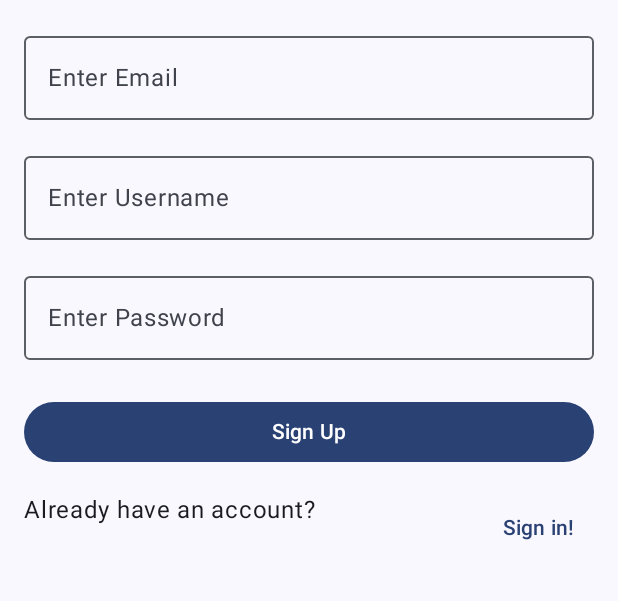
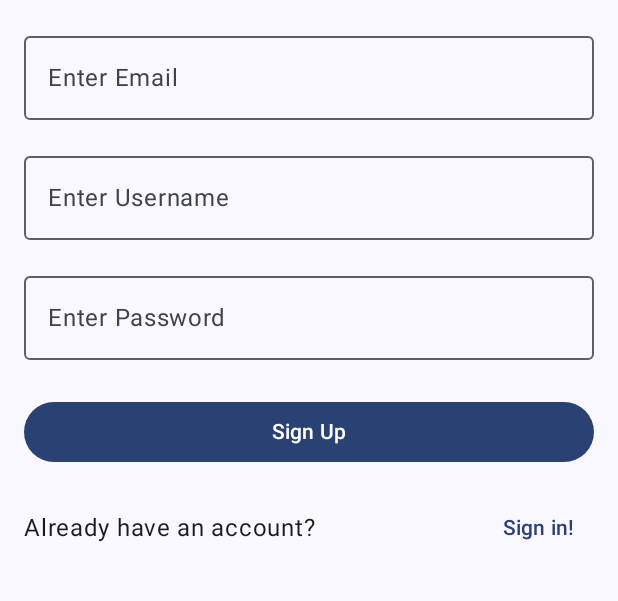
Before and after one commit to andrewvt97/Top-Ten-Trivia, an Android app built with Jetpack Compose: the screen it shows after launch (MainActivity), after a tap on "Sign up!", on a phone screen of 412 x 824 dp, the part 363-964 px from its top. Run offline under Robolectric (Android 15) with nearby library versions, the phone set to English and light mode, and no system bars; our stand-ins replace Room's generated code; 1 other tap on this screen came first.

Commit message:
Clean up small bug

```diff
--- a/app/src/main/java/com/example/toptentrivia/MainActivity.kt
+++ b/app/src/main/java/com/example/toptentrivia/MainActivity.kt
@@ -21,11 +21,7 @@ class MainActivity : ComponentActivity() {
     @RequiresApi(Build.VERSION_CODES.O)
     override fun onCreate(savedInstanceState: Bundle?) {
         super.onCreate(savedInstanceState)
-//        val user = User(username = "demo", email = "demo@email.com", password = "1234")
-//        CoroutineScope(Dispatchers.IO).launch {
-//            val db = AppDatabase.getDatabase(applicationContext)
-//            db.userDao().register(user)
-//        }
+
         setContent {
             TopTenTriviaTheme {
                 Surface(
--- a/app/src/main/java/com/example/toptentrivia/data/AppDatabase.kt
+++ b/app/src/main/java/com/example/toptentrivia/data/AppDatabase.kt
@@ -6,7 +6,7 @@ import androidx.room.Room
 import androidx.room.RoomDatabase
 import com.example.toptentrivia.data.model.User
 
-@Database(entities = [User::class], version = 8, exportSchema = false)
+@Database(entities = [User::class], version = 9, exportSchema = false)
 abstract class AppDatabase : RoomDatabase() {
     abstract fun userDao(): UserDao
 
--- a/app/src/main/java/com/example/toptentrivia/data/model/User.kt
+++ b/app/src/main/java/com/example/toptentrivia/data/model/User.kt
@@ -19,13 +19,13 @@ data class User(
     val username: String,
     val password: String,
 
-    var pointsToday: Double = 0.0, // update after question answered
+    var pointsToday: Int = 0, // update after question answered
     var correctAnswersToday: Int = 0, // update after question answered
     var questionsAttemptedToday: Int = 0, // update at start of question
     var streak: Int = 0, // update on login on new day
     var gamesPlayedAllTime: Int = 0, // update on game start
     var averagePoints: Double = 0.0, // update on login on new day
-    var totalPoints: Double = 0.0, // total points
+    var totalPoints: Int = 0, // total points
     var correctAnswersAllTime: Int = 0, // update after question answered
     var questionsAttemptedAllTime: Int = 0, // update at start of question
     var topTenFinishes: Int = 0, // unused for now
--- a/app/src/main/java/com/example/toptentrivia/ui/screens/home/HomeScreen.kt
+++ b/app/src/main/java/com/example/toptentrivia/ui/screens/home/HomeScreen.kt
@@ -171,7 +171,7 @@ private fun StreakCard(user: User) {
             .fillMaxWidth()
             .padding(vertical = 8.dp)
             .drawBehind {
-                // First draw the shadow shape
+                // draw the shadow shape
                 translate(left = 2.dp.toPx(), top = 4.dp.toPx()) {
                     drawRoundRect(
                         color = Color.LightGray,
--- a/app/src/main/java/com/example/toptentrivia/ui/screens/home/LeaderBoard.kt
+++ b/app/src/main/java/com/example/toptentrivia/ui/screens/home/LeaderBoard.kt
@@ -78,7 +78,6 @@ fun LeaderboardScreen(
         }
 
         /* ---------- LIST OF THE REMAINING PLAYERS ---------- */
-        /* ---------- LIST OF THE REMAINING PLAYERS ---------- */
         Box( // Wrap the LazyColumn in a Box with gray background
             modifier = Modifier
                 .fillMaxSize()
@@ -95,7 +94,7 @@ fun LeaderboardScreen(
                             .fillMaxWidth()
                             .padding(vertical = 6.dp),
                         shape = RoundedCornerShape(50),
-                        colors = CardDefaults.cardColors(containerColor = Color.White) // Set to white
+                        colors = CardDefaults.cardColors(containerColor = Color.White)
                     ) {
                         Row(
                             modifier = Modifier
--- a/app/src/main/java/com/example/toptentrivia/ui/screens/quiz/QuizViewModel.kt
+++ b/app/src/main/java/com/example/toptentrivia/ui/screens/quiz/QuizViewModel.kt
@@ -35,6 +35,7 @@ class QuizViewModel(
 
     private var countDownTimer: CountDownTimer? = null
     private val _remainingTime = mutableStateOf(10.0f)
+    val isNextButtonEnabled = mutableStateOf(true)
     val remainingTime: State<Float> = _remainingTime
 
     var quizUiState: QuizUiState by mutableStateOf(QuizUiState.Loading)
@@ -64,7 +65,7 @@ class QuizViewModel(
                     return@launch
                 }
 
-                // ✅ Capture starting attempts and points
+                // Capture starting attempts and points
                 startingAttempts = user.questionsAttemptedToday
                 score.value = user.pointsToday.toInt() // initialize score from stored value
 
@@ -108,7 +109,7 @@ class QuizViewModel(
                 }*/
                 score.value += points.toInt()
                 correctAnswers.value += 1
-                userViewModel.incrementScore(points)
+                userViewModel.incrementScore(points.toInt())
             }
         }
     }
--- a/app/src/main/java/com/example/toptentrivia/ui/screens/quiz/SummaryScreen.kt
+++ b/app/src/main/java/com/example/toptentrivia/ui/screens/quiz/SummaryScreen.kt
@@ -68,9 +68,9 @@ fun SummaryScreen(
         }
 
         /* ---------- SUMMARY CONTENT ---------- */
-        if (totalQuestions == 0) {
+        if (totalQuestions != 10) {
             Text(
-                text = "You haven't taken the quiz today!",
+                text = "You haven't completed the quiz today!",
                 fontSize = 20.sp,
                 fontWeight = FontWeight.SemiBold,
                 textAlign = TextAlign.Center,
--- a/app/src/main/java/com/example/toptentrivia/ui/screens/signup/SignUpScreen.kt
+++ b/app/src/main/java/com/example/toptentrivia/ui/screens/signup/SignUpScreen.kt
@@ -119,15 +119,21 @@ fun SignUpScreen(
 
         Spacer(modifier = Modifier.height(16.dp))
 
+
         Row(
             modifier = Modifier.fillMaxWidth(),
-            horizontalArrangement = Arrangement.SpaceBetween
+            horizontalArrangement = Arrangement.SpaceBetween,
+            verticalAlignment = Alignment.CenterVertically
         ) {
             Text(text = "Already have an account?")
-            TextButton(onClick = navigateToLogin) {
+            TextButton(
+                onClick = navigateToLogin,
+                modifier = Modifier.align(Alignment.CenterVertically)
+            ) {
                 Text("Sign in!")
             }
         }
+
 
         if (uiState.value.errorMessage != null) {
             Spacer(modifier = Modifier.height(8.dp))
```
Also changed, not shown: app/src/main/java/com/example/toptentrivia/ui/screens/UserViewModel.kt (+5 -4 lines), app/src/main/java/com/example/toptentrivia/ui/screens/quiz/QuizScreen.kt (+13 -44 lines).
